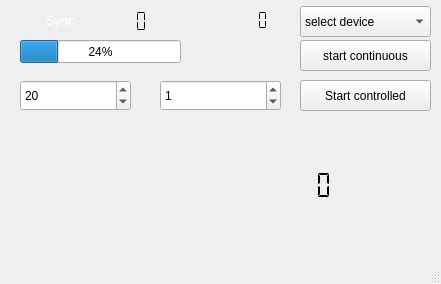
JvanKatwijk/dab-scanner, file forms/dabscanner.ui: the form before one commit.
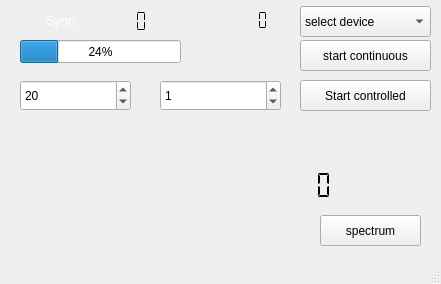
The form after the commit.

Commit message: added spectrum display

What changed in the file:
```diff
--- a/forms/dabscanner.ui
+++ b/forms/dabscanner.ui
@@ -346,8 +346,8 @@
     <property name="geometry">
      <rect>
       <x>30</x>
-      <y>230</y>
-      <width>331</width>
+      <y>220</y>
+      <width>281</width>
       <height>19</height>
      </rect>
     </property>
@@ -355,6 +355,19 @@
      <string/>
     </property>
    </widget>
+   <widget class="QPushButton" name="spectrumSwitch">
+    <property name="geometry">
+     <rect>
+      <x>320</x>
+      <y>215</y>
+      <width>101</width>
+      <height>31</height>
+     </rect>
+    </property>
+    <property name="text">
+     <string>spectrum</string>
+    </property>
+   </widget>
   </widget>
   <widget class="QStatusBar" name="statusbar"/>
  </widget>
```
Left out of the diff: 2 changed lines with no effect on the pictures. The commit also changes 16 other files.
